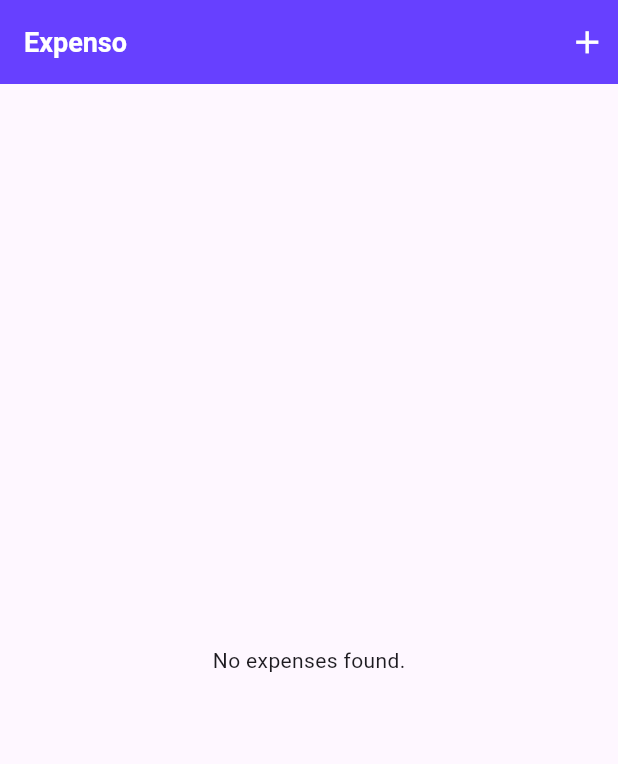
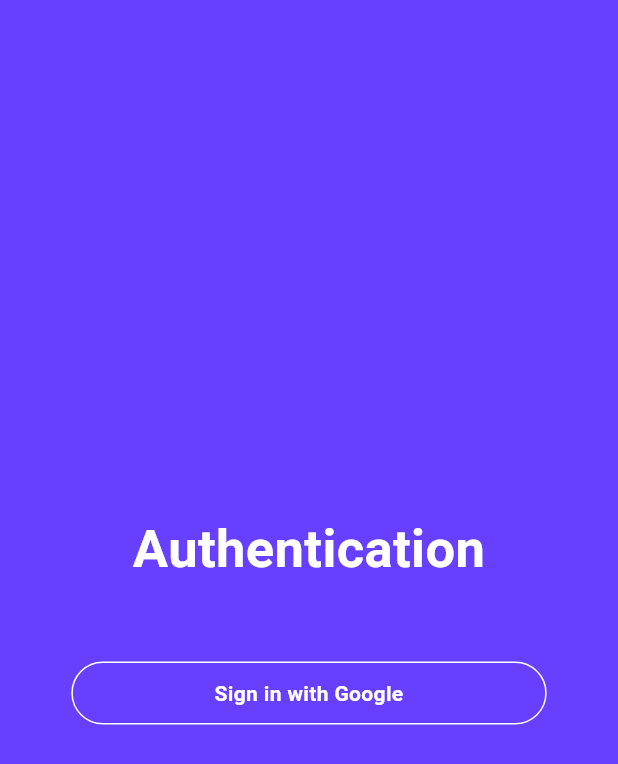
Before and after one commit to Tejas-gaikwad/expenso, a Flutter app: the screen it shows after launch, on a phone screen of 412 x 824 dp. Shown: the top 764 px of the screen. Run offline on Flutter 3.47's test engine with Material 3 defaults, Android fonts, the phone set to English and light mode, and no system bars; our stand-ins replace firebase_auth, firebase_core, flutter_staggered_animations, google_sign_in, lottie, shared_preferences and 3 more; accounts and stored records are empty.

Commit message:
authentication added

```diff
--- /dev/null
+++ b/expense_app_mobile_frontend/lib/auth/auth_screen.dart
@@ -0,0 +1,96 @@
+import 'package:expense_app/home.dart';
+import 'package:expense_app/utils/colors.dart';
+import 'package:firebase_auth/firebase_auth.dart';
+import 'package:flutter/material.dart';
+import 'package:google_sign_in/google_sign_in.dart';
+
+class AuthScreen extends StatefulWidget {
+  const AuthScreen({super.key});
+
+  @override
+  State<AuthScreen> createState() => _AuthScreenState();
+}
+
+class _AuthScreenState extends State<AuthScreen> {
+  final FirebaseAuth _auth = FirebaseAuth.instance;
+  final GoogleSignIn _googleSignIn = GoogleSignIn();
+  bool authLoading = false;
+
+  Future<User?> _signInWithGoogle() async {
+    setState(() {
+      authLoading = true;
+    });
+    try {
+      final GoogleSignInAccount? googleUser = await _googleSignIn.signIn();
+      final GoogleSignInAuthentication googleAuth = await googleUser!.authentication;
+      final AuthCredential credential = GoogleAuthProvider.credential(
+        accessToken: googleAuth.accessToken,
+        idToken: googleAuth.idToken,
+      );
+      final UserCredential userCredential = await _auth.signInWithCredential(credential);
+
+      final User? user = userCredential.user;
+
+      return user;
+    } catch(err){
+      setState(() {
+        authLoading = false;
+      });
+      print("err ---  $err");
+    }
+
+  }
+
+  @override
+  Widget build(BuildContext context) {
+    return Scaffold(
+      backgroundColor: primaryColor,
+      body: SafeArea(
+        child: Container(
+          width: double.infinity,
+          child:  Column(
+            crossAxisAlignment: CrossAxisAlignment.center,
+            mainAxisAlignment: MainAxisAlignment.center,
+            children: [
+              const Text("Authentication", textAlign: TextAlign.center, style: TextStyle( fontSize: 35,color: white, fontWeight: FontWeight.bold),),
+              const SizedBox(height: 50),
+              InkWell(
+                onTap: () async {
+                  User? user = await _signInWithGoogle();
+                  setState(() {
+                    authLoading = false;
+                  });
+                  print("user   ---   ${user}");
+                  if (user != null) {
+                    Navigator.of(context).push(MaterialPageRoute(
+                      builder: (context) => Home(user: user),
+                    ));
+                  }
+                },
+                child: Container(
+                  width: MediaQuery.of(context).size.width / 1.3,
+                  margin: const EdgeInsets.symmetric(horizontal: 20),
+                  padding: const EdgeInsets.symmetric(horizontal: 30, vertical: 10),
+                  decoration: BoxDecoration(
+                    border: Border.all(color: white, ),
+                    borderRadius: BorderRadius.circular(25),
+                  ),
+                  child: authLoading  ? const Center(
+                    child: SizedBox(
+                        height: 20,
+                        width: 20,
+                        child: CircularProgressIndicator(color: white, strokeWidth: 2.0,)),
+                  ) : const Text(
+                    "Sign in with Google",
+                    textAlign: TextAlign.center,
+                    style: TextStyle(color: white, fontWeight: FontWeight.bold, fontSize: 14,),
+                  ),
+                ),
+              ),
+            ],
+          ),
+        ),
+      ),
+    );
+  }
+}
--- a/expense_app_mobile_frontend/lib/home.dart
+++ b/expense_app_mobile_frontend/lib/home.dart
@@ -1,6 +1,7 @@
 import 'dart:convert';
 
 import 'package:expense_app/model/my_expense_model.dart';
+import 'package:firebase_auth/firebase_auth.dart';
 import 'package:flutter/material.dart';
 import 'package:flutter_staggered_animations/flutter_staggered_animations.dart';
 import 'package:intl/intl.dart';
@@ -10,7 +11,8 @@ import 'add_expense_flow/add_expense_flow_screen.dart';
 import 'utils/colors.dart';
 
 class Home extends StatefulWidget {
-  const Home({super.key});
+  final User? user;
+  const Home({super.key, this.user});
 
   @override
   State<Home> createState() => _HomeState();
@@ -48,13 +50,20 @@ class _HomeState extends State<Home>  with SingleTickerProviderStateMixin{
     return Scaffold(
       appBar: AppBar(
         backgroundColor: primaryColor,
-        title: const Text(
+        title: Column(
+
+          children: [
+            const Text(
               "Expenso",
               style: TextStyle(
                 fontSize: 18,
                 fontWeight: FontWeight.bold,
                 color: white,
               ),
+            ),
+            Text('Welcome, ${widget.user?.displayName}!'),
+          ],
+
         ),
         actions: [
 
@@ -160,7 +169,8 @@ class _HomeState extends State<Home>  with SingleTickerProviderStateMixin{
                                   label: "Total Expense"
                                 ),
                               ),
-                          ),)
+                            ),
+                        ),
                     ],
                   ),
                 ),
```
Also changed, not shown: expense_app_mobile_frontend/lib/main.dart (+15 -2 lines), 1 other file. Lines whose indentation alone changed are shown as unchanged.
